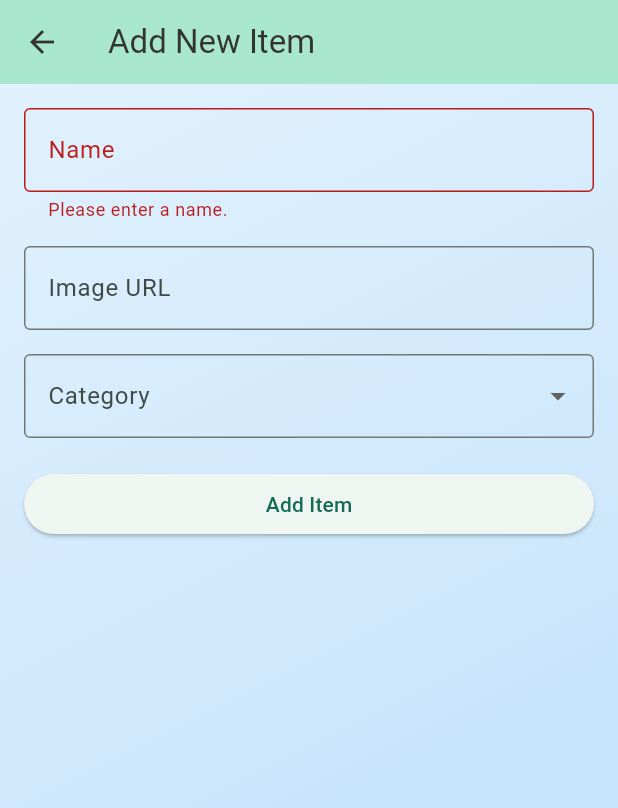
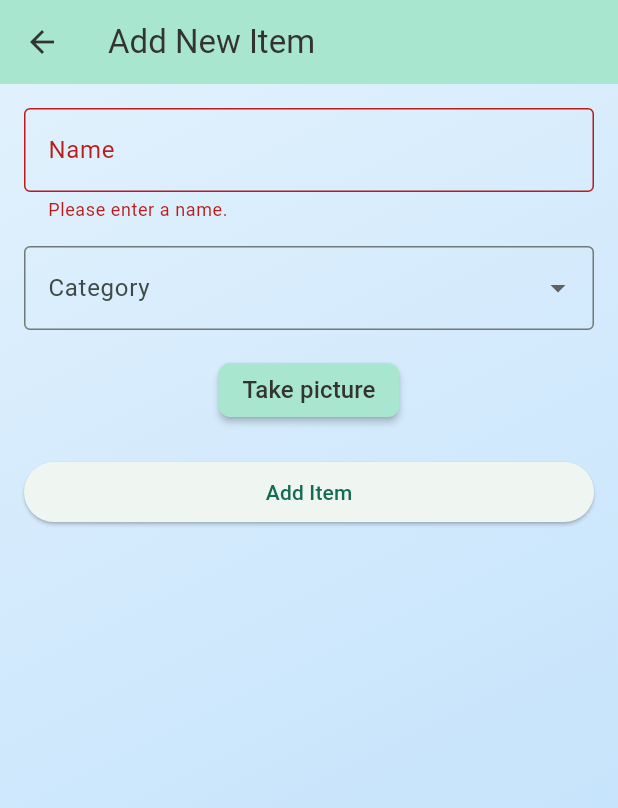
Before and after one commit to ChristaValent/laundry_system, a Flutter app: the NewItem screen opened directly, after a tap on "Add Item", on a phone screen of 412 x 824 dp. Shown: the top 808 px of the screen. Run offline on Flutter 3.47's test engine with Material 3 defaults, Android fonts, the light colour scheme and no system bars; our stand-ins replace image_picker; network calls fail.

Commit message:
updated camera function, image now visible

```diff
--- a/lib/app_colours.dart
+++ b/lib/app_colours.dart
@@ -12,6 +12,3 @@ class AppColors {
     end: Alignment.bottomRight,
   );
 }
-
-
-  // Existing colors and gradients
--- a/lib/models/laundry_item.dart
+++ b/lib/models/laundry_item.dart
@@ -11,6 +11,6 @@ class LaundryItem {
 
   final String id;
   final String name;
-  final Image? imageUrl;
+  final String? imageUrl;
   final ColourCategory category;
 }
--- a/lib/widgets/new_item.dart
+++ b/lib/widgets/new_item.dart
@@ -1,4 +1,7 @@
+import 'dart:io';
+
 import 'package:flutter/material.dart';
+import 'package:image_picker/image_picker.dart';
 import 'package:laundry_system/app_colours.dart';
 import 'package:laundry_system/data/colour_categories.dart';
 import 'package:laundry_system/models/colour_category.dart';
@@ -23,6 +26,19 @@ class _NewItemState extends State<NewItem> {
 
   var isSendingData = false;
 
+  File? _selectedImage;
+
+  Future _pickImageFormCamera() async {
+    final returnedImage =
+        await ImagePicker().pickImage(source: ImageSource.camera);
+
+    if (returnedImage == null) return;
+
+    setState(() {
+      _selectedImage = File(returnedImage.path);
+    });
+  }
+
   void _submitForm() async {
     if (_formKey.currentState!.validate()) {
       _formKey.currentState!.save();
@@ -32,14 +48,21 @@ class _NewItemState extends State<NewItem> {
       });
 
       final url = Uri.https(
-          'cvlaundryapp-default-rtdb.europe-west1.firebasedatabase.app/',
+          'cvlaundryapp-default-rtdb.europe-west1.firebasedatabase.app',
           'laundry.json');
+
+      String? imageUrl;
+
+      if (_selectedImage != null) {
+        final imageBytes = await _selectedImage!.readAsBytes();
+        imageUrl = base64Encode(imageBytes);
+      }
 
       final response = await http.post(url,
           headers: {'Content-Type': 'application/json'},
           body: json.encode({
         'name': _enteredName,
-            'image': _enteredImageUrl.isEmpty ? null : _enteredImageUrl,
+        'image': imageUrl,
         'category': _enteredCategory!.name
           }));
 
@@ -52,15 +75,14 @@ class _NewItemState extends State<NewItem> {
       Navigator.of(context).pop(LaundryItem(
           id: responseData["name"],
           name: _enteredName,
-          imageUrl: _enteredImageUrl.isEmpty ? null : Image.network(_enteredImageUrl),
+          imageUrl: _enteredImageUrl.isEmpty ? null : _enteredImageUrl,
           category: _enteredCategory!));
     }
   }
 
   @override
   Widget build(BuildContext context) {
-    return
-    Container(
+    return Container(
         decoration: const BoxDecoration(
           gradient: AppColors.laundryBackgroundGradient,
         ),
@@ -84,7 +106,9 @@ class _NewItemState extends State<NewItem> {
                               labelText: 'Name',
                               border: OutlineInputBorder(),
                             ),
-                        style: const TextStyle(color: AppColors.charcoal), // Set input text color
+                            style: const TextStyle(
+                                color:
+                                    AppColors.charcoal), // Set input text color
                             validator: (value) {
                               if (value == null || value.isEmpty) {
                                 return 'Please enter a name.';
@@ -96,33 +120,24 @@ class _NewItemState extends State<NewItem> {
                             },
                           ),
                           const SizedBox(height: 16),
-                      TextFormField(
-                        decoration: const InputDecoration(
-                          labelText: 'Image URL',
-                          border: OutlineInputBorder(),
-                        ),
-                        style: const TextStyle(color: AppColors.charcoal), // Set input text color
-                        validator: (value) {
-                          // Allow empty values
-                          return null;
-                        },
-                        onSaved: (value) {
-                          _enteredImageUrl = value ?? "";
-                        },
-                      ),
-                      const SizedBox(height: 16),
+
                           DropdownButtonFormField<ColourCategory>(
                             decoration: const InputDecoration(
                               labelText: 'Category',
                               border: OutlineInputBorder(),
                             ),
-                        style: const TextStyle(color: AppColors.charcoal), // Set dropdown text color
+                            style: const TextStyle(
+                                color: AppColors
+                                    .charcoal), // Set dropdown text color
                             items: colourCategories.entries
-                            .map((category) => DropdownMenuItem<ColourCategory>(
+                                .map((category) =>
+                                    DropdownMenuItem<ColourCategory>(
                                       value: category.value,
                                       child: Text(
                                         category.value.name,
-                                    style: const TextStyle(color: AppColors.charcoal), // Set item text color
+                                        style: const TextStyle(
+                                            color: AppColors
+                                                .charcoal), // Set item text color
                                       ),
                                     ))
                                 .toList(),
@@ -132,6 +147,25 @@ class _NewItemState extends State<NewItem> {
                               });
                             },
                           ),
+                          const SizedBox(height: 16),
+                          Center(
+                            child: MaterialButton(
+                              onPressed: _pickImageFormCamera,
+                              color: AppColors.mintGreen,
+                              shape: RoundedRectangleBorder(
+                                borderRadius: BorderRadius.circular(8),
+                              ),
+                              child: const Text(
+                                "Take picture",
+                                style: TextStyle(
+                                  color: AppColors.charcoal,
+                                  fontSize: 16,
+                                ),
+                              ),
+                            ),
+                          ),
+                          _selectedImage != null ? Image.file(_selectedImage!) : const SizedBox(),
+
                           const SizedBox(height: 20),
                           SizedBox(
                             width: double.infinity,
@@ -145,7 +179,6 @@ class _NewItemState extends State<NewItem> {
                     ),
                   ],
                 ),
-    )
-    );
+        ));
   }
 }
--- a/pubspec.yaml
+++ b/pubspec.yaml
@@ -11,6 +11,7 @@ dependencies:
     sdk: flutter
   cupertino_icons: ^1.0.2
   http: ^1.2.2
+  image_picker: ^1.1.2
 
 dev_dependencies:
   flutter_test:
```
Also changed, not shown: lib/widgets/laundry_list.dart (+50 -7 lines), pubspec.lock, 6 other files. Lines whose indentation alone changed are shown as unchanged.
